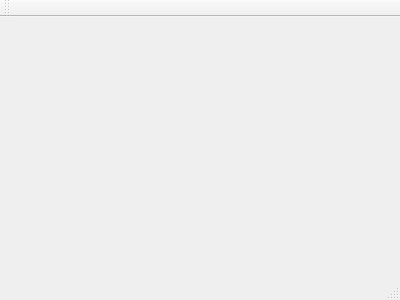
First picture: the form in mainwindow.ui, repository LeeChiWon/EmailSend, before the edit.
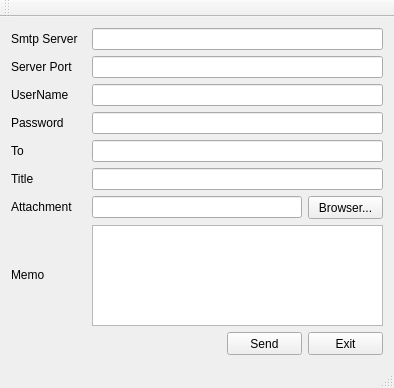
Second picture: the form after the edit.

The edit to the form file:
```diff
--- a/mainwindow.ui
+++ b/mainwindow.ui
@@ -1,24 +1,295 @@
 <ui version="4.0">
  <class>MainWindow</class>
- <widget class="QMainWindow" name="MainWindow" >
-  <property name="geometry" >
+ <widget class="QMainWindow" name="MainWindow">
+  <property name="geometry">
    <rect>
     <x>0</x>
     <y>0</y>
-    <width>400</width>
-    <height>300</height>
+    <width>394</width>
+    <height>388</height>
    </rect>
   </property>
   <property name="windowTitle" >
    <string>MainWindow</string>
   </property>
-  <widget class="QMenuBar" name="menuBar" />
-  <widget class="QToolBar" name="mainToolBar" />
-  <widget class="QWidget" name="centralWidget" />
-  <widget class="QStatusBar" name="statusBar" />
+  <widget class="QWidget" name="centralWidget">
+   <layout class="QGridLayout" name="gridLayout">
+    <item row="2" column="1">
+     <widget class="QLabel" name="label_3">
+      <property name="minimumSize">
+       <size>
+        <width>75</width>
+        <height>20</height>
+       </size>
+      </property>
+      <property name="maximumSize">
+       <size>
+        <width>75</width>
+        <height>20</height>
+       </size>
+      </property>
+      <property name="text">
+       <string>UserName</string>
+      </property>
+     </widget>
+    </item>
+    <item row="3" column="1">
+     <widget class="QLabel" name="label_4">
+      <property name="minimumSize">
+       <size>
+        <width>75</width>
+        <height>20</height>
+       </size>
+      </property>
+      <property name="maximumSize">
+       <size>
+        <width>75</width>
+        <height>20</height>
+       </size>
+      </property>
+      <property name="text">
+       <string>Password</string>
+      </property>
+     </widget>
+    </item>
+    <item row="4" column="1">
+     <widget class="QLabel" name="label_5">
+      <property name="minimumSize">
+       <size>
+        <width>75</width>
+        <height>20</height>
+       </size>
+      </property>
+      <property name="maximumSize">
+       <size>
+        <width>75</width>
+        <height>20</height>
+       </size>
+      </property>
+      <property name="text">
+       <string>To</string>
+      </property>
+     </widget>
+    </item>
+    <item row="6" column="1">
+     <widget class="QLabel" name="label_7">
+      <property name="minimumSize">
+       <size>
+        <width>75</width>
+        <height>20</height>
+       </size>
+      </property>
+      <property name="maximumSize">
+       <size>
+        <width>75</width>
+        <height>20</height>
+       </size>
+      </property>
+      <property name="text">
+       <string>Attachment</string>
+      </property>
+     </widget>
+    </item>
+    <item row="6" column="5">
+     <widget class="QPushButton" name="pushButton_Browser">
+      <property name="minimumSize">
+       <size>
+        <width>75</width>
+        <height>23</height>
+       </size>
+      </property>
+      <property name="maximumSize">
+       <size>
+        <width>75</width>
+        <height>23</height>
+       </size>
+      </property>
+      <property name="text">
+       <string>Browser...</string>
+      </property>
+     </widget>
+    </item>
+    <item row="5" column="1">
+     <widget class="QLabel" name="label_6">
+      <property name="minimumSize">
+       <size>
+        <width>75</width>
+        <height>20</height>
+       </size>
+      </property>
+      <property name="maximumSize">
+       <size>
+        <width>75</width>
+        <height>20</height>
+       </size>
+      </property>
+      <property name="text">
+       <string>Title</string>
+      </property>
+     </widget>
+    </item>
+    <item row="7" column="1">
+     <widget class="QLabel" name="label_8">
+      <property name="minimumSize">
+       <size>
+        <width>75</width>
+        <height>20</height>
+       </size>
+      </property>
+      <property name="maximumSize">
+       <size>
+        <width>75</width>
+        <height>20</height>
+       </size>
+      </property>
+      <property name="text">
+       <string>Memo</string>
+      </property>
+      <property name="alignment">
+       <set>Qt::AlignLeading|Qt::AlignLeft|Qt::AlignVCenter</set>
+      </property>
+     </widget>
+    </item>
+    <item row="8" column="5">
+     <widget class="QPushButton" name="pushButton_Exit">
+      <property name="minimumSize">
+       <size>
+        <width>75</width>
+        <height>23</height>
+       </size>
+      </property>
+      <property name="maximumSize">
+       <size>
+        <width>75</width>
+        <height>23</height>
+       </size>
+      </property>
+      <property name="text">
+       <string>Exit</string>
+      </property>
+     </widget>
+    </item>
+    <item row="0" column="1">
+     <widget class="QLabel" name="label">
+      <property name="minimumSize">
+       <size>
+        <width>75</width>
+        <height>20</height>
+       </size>
+      </property>
+      <property name="maximumSize">
+       <size>
+        <width>75</width>
+        <height>20</height>
+       </size>
+      </property>
+      <property name="text">
+       <string>Smtp Server</string>
+      </property>
+     </widget>
+    </item>
+    <item row="1" column="1">
+     <widget class="QLabel" name="label_2">
+      <property name="minimumSize">
+       <size>
+        <width>75</width>
+        <height>20</height>
+       </size>
+      </property>
+      <property name="maximumSize">
+       <size>
+        <width>75</width>
+        <height>20</height>
+       </size>
+      </property>
+      <property name="text">
+       <string>Server Port</string>
+      </property>
+     </widget>
+    </item>
+    <item row="8" column="4">
+     <widget class="QPushButton" name="pushButton_Send">
+      <property name="minimumSize">
+       <size>
+        <width>75</width>
+        <height>23</height>
+       </size>
+      </property>
+      <property name="maximumSize">
+       <size>
+        <width>75</width>
+        <height>23</height>
+       </size>
+      </property>
+      <property name="text">
+       <string>Send</string>
+      </property>
+     </widget>
+    </item>
+    <item row="6" column="2" colspan="3">
+     <widget class="QLineEdit" name="lineEdit_Attachment"/>
+    </item>
+    <item row="5" column="2" colspan="4">
+     <widget class="QLineEdit" name="lineEdit_Title"/>
+    </item>
+    <item row="4" column="2" colspan="4">
+     <widget class="QLineEdit" name="lineEdit_To"/>
+    </item>
+    <item row="3" column="2" colspan="4">
+     <widget class="QLineEdit" name="lineEdit_Password">
+      <property name="echoMode">
+       <enum>QLineEdit::Password</enum>
+      </property>
+     </widget>
+    </item>
+    <item row="2" column="2" colspan="4">
+     <widget class="QLineEdit" name="lineEdit_UserName"/>
+    </item>
+    <item row="1" column="2" colspan="4">
+     <widget class="QLineEdit" name="lineEdit_ServerPort"/>
+    </item>
+    <item row="0" column="2" colspan="4">
+     <widget class="QLineEdit" name="lineEdit_SmtpServer"/>
+    </item>
+    <item row="7" column="2" colspan="4">
+     <widget class="QTextEdit" name="textEdit_Memo"/>
+    </item>
+   </layout>
+  </widget>
+  <widget class="QMenuBar" name="menuBar">
+   <property name="geometry">
+    <rect>
+     <x>0</x>
+     <y>0</y>
+     <width>394</width>
+     <height>21</height>
+    </rect>
+   </property>
+  </widget>
+  <widget class="QToolBar" name="mainToolBar">
+   <attribute name="toolBarArea">
+    <enum>TopToolBarArea</enum>
+   </attribute>
+   <attribute name="toolBarBreak">
+    <bool>false</bool>
+   </attribute>
+  </widget>
+  <widget class="QStatusBar" name="statusBar"/>
  </widget>
- <layoutDefault spacing="6" margin="11" />
- <pixmapfunction></pixmapfunction>
+ <layoutdefault spacing="6" margin="11"/>
+ <tabstops>
+  <tabstop>lineEdit_SmtpServer</tabstop>
+  <tabstop>lineEdit_ServerPort</tabstop>
+  <tabstop>lineEdit_UserName</tabstop>
+  <tabstop>lineEdit_Password</tabstop>
+  <tabstop>lineEdit_To</tabstop>
+  <tabstop>lineEdit_Title</tabstop>
+  <tabstop>lineEdit_Attachment</tabstop>
+  <tabstop>textEdit_Memo</tabstop>
+  <tabstop>pushButton_Browser</tabstop>
+  <tabstop>pushButton_Send</tabstop>
+  <tabstop>pushButton_Exit</tabstop>
+ </tabstops>
  <resources/>
  <connections/>
 </ui>
```
Left out of the diff: 5 changed lines with no effect on the pictures.
